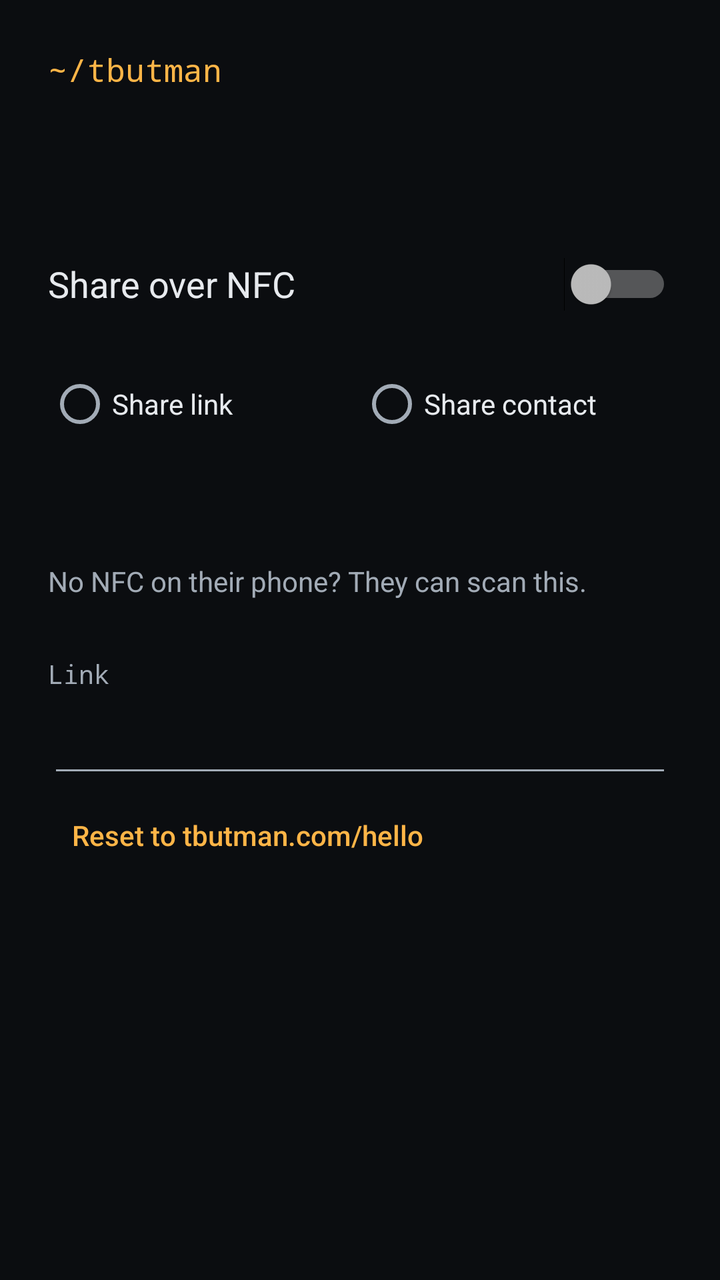
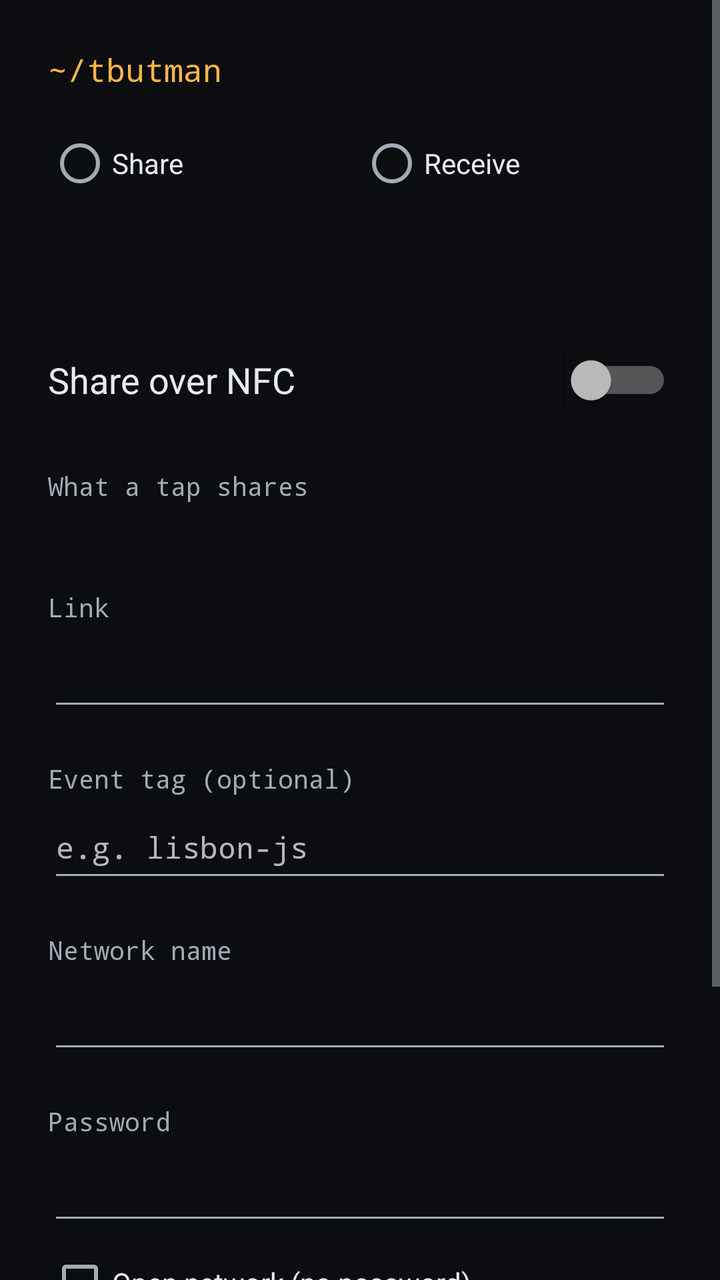

Two renders of the same Android screen: before a commit and after it. Below are the layout's source before the change and the commit's diff.
<!-- AndroidManifest.xml: application theme Theme.NfcShare -->
<!-- res/layout/activity_main.xml -->
<?xml version="1.0" encoding="utf-8"?>
<ScrollView xmlns:android="http://schemas.android.com/apk/res/android"
    android:layout_width="match_parent"
    android:layout_height="match_parent"
    android:fitsSystemWindows="true">

    <LinearLayout
        android:layout_width="match_parent"
        android:layout_height="wrap_content"
        android:orientation="vertical"
        android:padding="24dp">

        <TextView
            android:layout_width="wrap_content"
            android:layout_height="wrap_content"
            android:fontFamily="monospace"
            android:text="@string/title"
            android:textColor="@color/accent"
            android:textSize="16sp" />

        <TextView
            android:id="@+id/status"
            android:layout_width="match_parent"
            android:layout_height="wrap_content"
            android:layout_marginTop="20dp"
            android:textColor="@color/text"
            android:textSize="24sp"
            android:textStyle="bold" />

        <Button
            android:id="@+id/nfc_settings"
            android:layout_width="wrap_content"
            android:layout_height="wrap_content"
            android:layout_marginTop="12dp"
            android:text="@string/open_nfc_settings"
            android:visibility="gone" />

        <Switch
            android:id="@+id/toggle"
            android:layout_width="match_parent"
            android:layout_height="wrap_content"
            android:layout_marginTop="20dp"
            android:minHeight="48dp"
            android:text="@string/toggle"
            android:textColor="@color/text"
            android:textSize="18sp" />

        <RadioGroup
            android:id="@+id/mode"
            android:layout_width="match_parent"
            android:layout_height="wrap_content"
            android:layout_marginTop="12dp"
            android:orientation="horizontal">

            <RadioButton
                android:id="@+id/mode_link"
                android:layout_width="0dp"
                android:layout_height="wrap_content"
                android:layout_weight="1"
                android:minHeight="48dp"
                android:text="@string/mode_link"
                android:textColor="@color/text" />

            <RadioButton
                android:id="@+id/mode_contact"
                android:layout_width="0dp"
                android:layout_height="wrap_content"
                android:layout_weight="1"
                android:minHeight="48dp"
                android:text="@string/mode_contact"
                android:textColor="@color/text" />
        </RadioGroup>

        <TextView
            android:id="@+id/mode_hint"
            android:layout_width="match_parent"
            android:layout_height="wrap_content"
            android:layout_marginTop="4dp"
            android:textColor="@color/muted"
            android:textSize="14sp" />

        <ImageView
            android:id="@+id/qr"
            android:layout_width="match_parent"
            android:layout_height="wrap_content"
            android:layout_marginTop="24dp"
            android:adjustViewBounds="true"
            android:contentDescription="@string/qr_description"
            android:scaleType="fitCenter" />

        <TextView
            android:layout_width="wrap_content"
            android:layout_height="wrap_content"
            android:layout_marginTop="8dp"
            android:text="@string/qr_hint"
            android:textColor="@color/muted"
            android:textSize="14sp" />

        <TextView
            android:layout_width="wrap_content"
            android:layout_height="wrap_content"
            android:layout_marginTop="28dp"
            android:fontFamily="monospace"
            android:labelFor="@id/url"
            android:text="@string/url_label"
            android:textColor="@color/muted"
            android:textSize="13sp" />

        <EditText
            android:id="@+id/url"
            android:layout_width="match_parent"
            android:layout_height="wrap_content"
            android:fontFamily="monospace"
            android:imeOptions="actionDone"
            android:importantForAutofill="no"
            android:inputType="textUri"
            android:minHeight="48dp"
            android:textColor="@color/text"
            android:textSize="15sp" />

        <Button
            android:id="@+id/reset"
            style="?android:attr/borderlessButtonStyle"
            android:layout_width="wrap_content"
            android:layout_height="wrap_content"
            android:text="@string/reset"
            android:textAllCaps="false"
            android:textColor="@color/accent" />

        <TextView
            android:id="@+id/reads"
            android:layout_width="wrap_content"
            android:layout_height="wrap_content"
            android:layout_marginTop="20dp"
            android:fontFamily="monospace"
            android:textColor="@color/muted"
            android:textSize="13sp" />
    </LinearLayout>
</ScrollView>
<!-- resources referenced by this layout -->
<resources>
  <color name="accent">#FFB547</color>
  <color name="muted">#A2ABB6</color>
  <color name="text">#E7EAEE</color>
  <string name="mode_contact">Share contact</string>
  <string name="mode_link">Share link</string>
  <string name="open_nfc_settings">Open NFC settings</string>
  <string name="qr_description">QR code for the link</string>
  <string name="qr_hint">No NFC on their phone? They can scan this.</string>
  <string name="reset">Reset to tbutman.com/hello</string>
  <string name="title">~/tbutman</string>
  <string name="toggle">Share over NFC</string>
  <string name="url_label">Link</string>
  <style name="Theme.NfcShare" parent="android:Theme.Material.NoActionBar">
          <item name="android:windowBackground">@color/bg</item>
          <item name="android:colorBackground">@color/bg</item>
          <item name="android:colorAccent">@color/accent</item>
          <item name="android:colorPrimary">@color/bg</item>
          <item name="android:statusBarColor">@color/bg</item>
          <item name="android:navigationBarColor">@color/bg</item>
          <item name="android:textColorPrimary">@color/text</item>
          <item name="android:textColorSecondary">@color/muted</item>
      </style>
  <color name="bg">#0B0D10</color>
</resources>

<!-- the commit's change to res/layout/activity_main.xml (unified diff, before → after) -->
@@ -18,15 +18,55 @@
             android:textColor="@color/accent"
             android:textSize="16sp" />
 
+        <RadioGroup
+            android:id="@+id/tabs"
+            android:layout_width="match_parent"
+            android:layout_height="wrap_content"
+            android:layout_marginTop="12dp"
+            android:orientation="horizontal">
+
+            <RadioButton
+                android:id="@+id/tab_share"
+                android:layout_width="0dp"
+                android:layout_height="wrap_content"
+                android:layout_weight="1"
+                android:minHeight="48dp"
+                android:text="@string/tab_share"
+                android:textColor="@color/text" />
+
+            <RadioButton
+                android:id="@+id/tab_receive"
+                android:layout_width="0dp"
+                android:layout_height="wrap_content"
+                android:layout_weight="1"
+                android:minHeight="48dp"
+                android:text="@string/tab_receive"
+                android:textColor="@color/text" />
+        </RadioGroup>
+
         <TextView
             android:id="@+id/status"
             android:layout_width="match_parent"
             android:layout_height="wrap_content"
-            android:layout_marginTop="20dp"
+            android:layout_marginTop="12dp"
             android:textColor="@color/text"
             android:textSize="24sp"
             android:textStyle="bold" />
 
+        <TextView
+            android:id="@+id/sent"
+            android:layout_width="match_parent"
+            android:layout_height="wrap_content"
+            android:layout_marginTop="12dp"
+            android:background="@color/accent"
+            android:gravity="center"
+            android:padding="12dp"
+            android:text="@string/sent"
+            android:textColor="@color/bg"
+            android:textSize="20sp"
+            android:textStyle="bold"
+            android:visibility="gone" />
+
         <Button
             android:id="@+id/nfc_settings"
             android:layout_width="wrap_content"
@@ -35,105 +75,191 @@
             android:text="@string/open_nfc_settings"
             android:visibility="gone" />
 
-        <Switch
-            android:id="@+id/toggle"
-            android:layout_width="match_parent"
-            android:layout_height="wrap_content"
-            android:layout_marginTop="20dp"
-            android:minHeight="48dp"
-            android:text="@string/toggle"
-            android:textColor="@color/text"
-            android:textSize="18sp" />
-
-        <RadioGroup
-            android:id="@+id/mode"
-            android:layout_width="match_parent"
-            android:layout_height="wrap_content"
-            android:layout_marginTop="12dp"
-            android:orientation="horizontal">
-
-            <RadioButton
-                android:id="@+id/mode_link"
-                android:layout_width="0dp"
-                android:layout_height="wrap_content"
-                android:layout_weight="1"
+        
+        <LinearLayout
+            android:id="@+id/share_panel"
+            android:layout_width="match_parent"
+            android:layout_height="wrap_content"
+            android:orientation="vertical">
+
+            <Switch
+                android:id="@+id/toggle"
+                android:layout_width="match_parent"
+                android:layout_height="wrap_content"
+                android:layout_marginTop="16dp"
                 android:minHeight="48dp"
-                android:text="@string/mode_link"
-                android:textColor="@color/text" />
-
-            <RadioButton
-                android:id="@+id/mode_contact"
-                android:layout_width="0dp"
-                android:layout_height="wrap_content"
-                android:layout_weight="1"
-                android:minHeight="48dp"
-                android:text="@string/mode_contact"
-                android:textColor="@color/text" />
-        </RadioGroup>
-
-        <TextView
-            android:id="@+id/mode_hint"
-            android:layout_width="match_parent"
-            android:layout_height="wrap_content"
-            android:layout_marginTop="4dp"
-            android:textColor="@color/muted"
-            android:textSize="14sp" />
-
-        <ImageView
-            android:id="@+id/qr"
-            android:layout_width="match_parent"
-            android:layout_height="wrap_content"
-            android:layout_marginTop="24dp"
-            android:adjustViewBounds="true"
-            android:contentDescription="@string/qr_description"
-            android:scaleType="fitCenter" />
-
-        <TextView
-            android:layout_width="wrap_content"
-            android:layout_height="wrap_content"
-            android:layout_marginTop="8dp"
-            android:text="@string/qr_hint"
-            android:textColor="@color/muted"
-            android:textSize="14sp" />
-
-        <TextView
-            android:layout_width="wrap_content"
-            android:layout_height="wrap_content"
-            android:layout_marginTop="28dp"
-            android:fontFamily="monospace"
-            android:labelFor="@id/url"
-            android:text="@string/url_label"
-            android:textColor="@color/muted"
-            android:textSize="13sp" />
-
-        <EditText
-            android:id="@+id/url"
-            android:layout_width="match_parent"
-            android:layout_height="wrap_content"
-            android:fontFamily="monospace"
-            android:imeOptions="actionDone"
-            android:importantForAutofill="no"
-            android:inputType="textUri"
-            android:minHeight="48dp"
-            android:textColor="@color/text"
-            android:textSize="15sp" />
-
-        <Button
-            android:id="@+id/reset"
-            style="?android:attr/borderlessButtonStyle"
-            android:layout_width="wrap_content"
-            android:layout_height="wrap_content"
-            android:text="@string/reset"
-            android:textAllCaps="false"
-            android:textColor="@color/accent" />
-
-        <TextView
-            android:id="@+id/reads"
-            android:layout_width="wrap_content"
-            android:layout_height="wrap_content"
-            android:layout_marginTop="20dp"
-            android:fontFamily="monospace"
-            android:textColor="@color/muted"
-            android:textSize="13sp" />
+                android:text="@string/toggle"
+                android:textColor="@color/text"
+                android:textSize="18sp" />
+
+            <TextView
+                style="@style/Label"
+                android:text="@string/what_label" />
+
+            <RadioGroup
+                android:id="@+id/presets"
+                android:layout_width="match_parent"
+                android:layout_height="wrap_content" />
+
+            <TextView
+                android:id="@+id/share_hint"
+                android:layout_width="match_parent"
+                android:layout_height="wrap_content"
+                android:layout_marginTop="4dp"
+                android:textColor="@color/muted"
+                android:textSize="14sp" />
+
+            <LinearLayout
+                android:id="@+id/custom_row"
+                android:layout_width="match_parent"
+                android:layout_height="wrap_content"
+                android:orientation="vertical">
+
+                <TextView
+                    style="@style/Label"
+                    android:labelFor="@id/url"
+                    android:text="@string/url_label" />
+
+                <EditText
+                    android:id="@+id/url"
+                    style="@style/Field"
+                    android:importantForAutofill="no"
+                    android:imeOptions="actionDone"
+                    android:inputType="textUri" />
+            </LinearLayout>
+
+            <LinearLayout
+                android:id="@+id/event_row"
+                android:layout_width="match_parent"
+                android:layout_height="wrap_content"
+                android:orientation="vertical">
+
+                <TextView
+                    style="@style/Label"
+                    android:labelFor="@id/event"
+                    android:text="@string/event_label" />
+
+                <EditText
+                    android:id="@+id/event"
+                    style="@style/Field"
+                    android:importantForAutofill="no"
+                    android:hint="@string/event_hint"
+                    android:imeOptions="actionDone"
+                    android:inputType="text" />
+            </LinearLayout>
+
+            <LinearLayout
+                android:id="@+id/wifi_rows"
+                android:layout_width="match_parent"
+                android:layout_height="wrap_content"
+                android:orientation="vertical">
+
+                <TextView
+                    style="@style/Label"
+                    android:labelFor="@id/wifi_ssid"
+                    android:text="@string/wifi_ssid_label" />
+
+                <EditText
+                    android:id="@+id/wifi_ssid"
+                    style="@style/Field"
+                    android:importantForAutofill="no"
+                    android:imeOptions="actionNext"
+                    android:inputType="text" />
+
+                <TextView
+                    style="@style/Label"
+                    android:labelFor="@id/wifi_password"
+                    android:text="@string/wifi_password_label" />
+
+                <EditText
+                    android:id="@+id/wifi_password"
+                    style="@style/Field"
+                    android:importantForAutofill="no"
+                    android:imeOptions="actionDone"
+                    android:inputType="textVisiblePassword" />
+
+                <CheckBox
+                    android:id="@+id/wifi_open"
+                    android:layout_width="wrap_content"
+                    android:layout_height="wrap_content"
+                    android:minHeight="48dp"
+                    android:text="@string/wifi_open"
+                    android:textColor="@color/text" />
+            </LinearLayout>
+
+            <ImageView
+                android:id="@+id/qr"
+                android:layout_width="match_parent"
+                android:layout_height="wrap_content"
+                android:layout_marginTop="20dp"
+                android:adjustViewBounds="true"
+                android:contentDescription="@string/qr_description"
+                android:scaleType="fitCenter" />
+
+            <TextView
+                android:id="@+id/qr_hint"
+                android:layout_width="wrap_content"
+                android:layout_height="wrap_content"
+                android:layout_marginTop="8dp"
+                android:text="@string/qr_hint"
+                android:textColor="@color/muted"
+                android:textSize="14sp" />
+
+            <TextView
+                android:id="@+id/reads"
+                android:layout_width="wrap_content"
+                android:layout_height="wrap_content"
+                android:layout_marginTop="20dp"
+                android:fontFamily="monospace"
+                android:textColor="@color/muted"
+                android:textSize="13sp" />
+
+            <Button
+                android:id="@+id/add_tile"
+                style="?android:attr/borderlessButtonStyle"
+                android:layout_width="wrap_content"
+                android:layout_height="wrap_content"
+                android:layout_marginTop="8dp"
+                android:text="@string/add_tile"
+                android:textAllCaps="false"
+                android:textColor="@color/accent" />
+        </LinearLayout>
+
+        
+        <LinearLayout
+            android:id="@+id/receive_panel"
+            android:layout_width="match_parent"
+            android:layout_height="wrap_content"
+            android:orientation="vertical"
+            android:visibility="gone">
+
+            <TextView
+                style="@style/Label"
+                android:text="@string/received_label" />
+
+            <TextView
+                android:id="@+id/received_empty"
+                android:layout_width="match_parent"
+                android:layout_height="wrap_content"
+                android:layout_marginTop="8dp"
+                android:text="@string/received_empty"
+                android:textColor="@color/muted"
+                android:textSize="14sp" />
+
+            <LinearLayout
+                android:id="@+id/received_list"
+                android:layout_width="match_parent"
+                android:layout_height="wrap_content"
+                android:orientation="vertical" />
+
+            <Button
+                android:id="@+id/clear_received"
+                style="?android:attr/borderlessButtonStyle"
+                android:layout_width="wrap_content"
+                android:layout_height="wrap_content"
+                android:text="@string/clear_received"
+                android:textAllCaps="false"
+                android:textColor="@color/accent" />
+        </LinearLayout>
     </LinearLayout>
 </ScrollView>
<!-- resource entries referenced after the edit -->
@@ -3,15 +3,42 @@
   <color name="accent">#FFB547</color>
   <color name="muted">#A2ABB6</color>
   <color name="text">#E7EAEE</color>
-  <string name="mode_contact">Share contact</string>
-  <string name="mode_link">Share link</string>
+  <string name="add_tile">Add to Quick Settings</string>
+  <string name="clear_received">Clear history</string>
+  <string name="event_hint">e.g. lisbon-js</string>
+  <string name="event_label">Event tag (optional)</string>
   <string name="open_nfc_settings">Open NFC settings</string>
-  <string name="qr_description">QR code for the link</string>
+  <string name="qr_description">QR code for what a tap shares</string>
   <string name="qr_hint">No NFC on their phone? They can scan this.</string>
-  <string name="reset">Reset to tbutman.com/hello</string>
+  <string name="received_empty">Nothing yet. Tags, NFC business cards and phones running this app all work.</string>
+  <string name="received_label">Received</string>
+  <string name="sent">Sent ✓</string>
+  <string name="tab_receive">Receive</string>
+  <string name="tab_share">Share</string>
   <string name="title">~/tbutman</string>
   <string name="toggle">Share over NFC</string>
   <string name="url_label">Link</string>
+  <string name="what_label">What a tap shares</string>
+  <string name="wifi_open">Open network (no password)</string>
+  <string name="wifi_password_label">Password</string>
+  <string name="wifi_ssid_label">Network name</string>
+  <style name="Field">
+          <item name="android:layout_width">match_parent</item>
+          <item name="android:layout_height">wrap_content</item>
+          <item name="android:minHeight">48dp</item>
+          <item name="android:fontFamily">monospace</item>
+          <item name="android:importantForAutofill">no</item>
+          <item name="android:textColor">@color/text</item>
+          <item name="android:textSize">15sp</item>
+      </style>
+  <style name="Label">
+          <item name="android:layout_width">wrap_content</item>
+          <item name="android:layout_height">wrap_content</item>
+          <item name="android:layout_marginTop">20dp</item>
+          <item name="android:fontFamily">monospace</item>
+          <item name="android:textColor">@color/muted</item>
+          <item name="android:textSize">13sp</item>
+      </style>
   <style name="Theme.NfcShare" parent="android:Theme.Material.NoActionBar">
           <item name="android:windowBackground">@color/bg</item>
           <item name="android:colorBackground">@color/bg</item>
